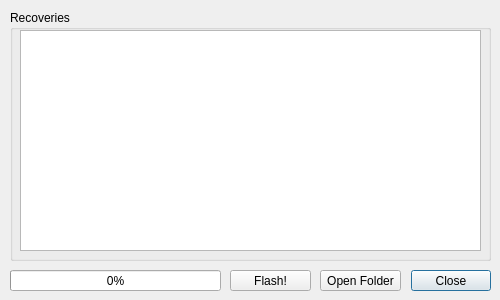
Above: AndroidMultiTool/dialogrecovery.ui from lexpaval/LxMultiTool before the change. Below: the same form after it.
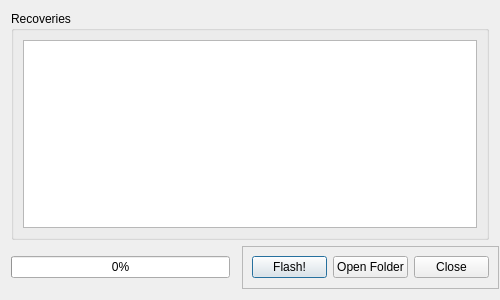
That is the form after the change. Icons and pictures are not drawn.

Commit message:
[all] Use layouts
Better UI cohesion and all menus with tables can now be resized.

Diff of the .ui file:
```diff
--- a/AndroidMultiTool/dialogrecovery.ui
+++ b/AndroidMultiTool/dialogrecovery.ui
@@ -18,49 +18,24 @@
   </property>
   <property name="maximumSize">
    <size>
-    <width>500</width>
-    <height>300</height>
+    <width>800</width>
+    <height>600</height>
    </size>
   </property>
   <property name="windowTitle">
    <string>Recovery Menu</string>
   </property>
-  <widget class="QDialogButtonBox" name="buttonBox">
-   <property name="geometry">
-    <rect>
-     <x>410</x>
-     <y>270</y>
-     <width>81</width>
-     <height>21</height>
-    </rect>
-   </property>
-   <property name="toolTip">
-    <string>&lt;html&gt;&lt;head/&gt;&lt;body&gt;&lt;p&gt;Close this window.&lt;/p&gt;&lt;/body&gt;&lt;/html&gt;</string>
-   </property>
-   <property name="whatsThis">
-    <string>&lt;html&gt;&lt;head/&gt;&lt;body&gt;&lt;p&gt;Close this dialog without doing anything.&lt;/p&gt;&lt;/body&gt;&lt;/html&gt;</string>
-   </property>
-   <property name="orientation">
-    <enum>Qt::Horizontal</enum>
-   </property>
-   <property name="standardButtons">
-    <set>QDialogButtonBox::Close</set>
-   </property>
-   <property name="centerButtons">
-    <bool>true</bool>
-   </property>
-  </widget>
+  <layout class="QGridLayout" name="gridLayout_2">
+   <item row="1" column="0">
   <widget class="QProgressBar" name="progressBar">
    <property name="enabled">
     <bool>true</bool>
    </property>
-   <property name="geometry">
-    <rect>
-     <x>10</x>
-     <y>270</y>
-     <width>211</width>
+     <property name="minimumSize">
+      <size>
+       <width>219</width>
      <height>21</height>
-    </rect>
+      </size>
    </property>
    <property name="toolTip">
     <string>&lt;html&gt;&lt;head/&gt;&lt;body&gt;&lt;p&gt;Shows the progress of the command.&lt;/p&gt;&lt;/body&gt;&lt;/html&gt;</string>
@@ -81,62 +56,15 @@
     <string>%p%</string>
    </property>
   </widget>
-  <widget class="QPushButton" name="flashButton">
-   <property name="geometry">
-    <rect>
-     <x>230</x>
-     <y>270</y>
-     <width>81</width>
-     <height>21</height>
-    </rect>
-   </property>
-   <property name="toolTip">
-    <string>&lt;html&gt;&lt;head/&gt;&lt;body&gt;&lt;p&gt;Start the flashing process.&lt;/p&gt;&lt;/body&gt;&lt;/html&gt;</string>
-   </property>
-   <property name="whatsThis">
-    <string>&lt;html&gt;&lt;head/&gt;&lt;body&gt;&lt;p&gt;By clicking this button you start the flasing process, you cannot go back after clicking this and MUST not kill the process while flashing!&lt;/p&gt;&lt;/body&gt;&lt;/html&gt;</string>
-   </property>
-   <property name="autoFillBackground">
-    <bool>false</bool>
-   </property>
-   <property name="text">
-    <string>Flash!</string>
-   </property>
-   <property name="icon">
-    <iconset resource="icons.qrc">
-     <normaloff>:/Icons/recovery.png</normaloff>:/Icons/recovery.png</iconset>
-   </property>
-   <property name="iconSize">
-    <size>
-     <width>15</width>
-     <height>15</height>
-    </size>
-   </property>
-   <property name="flat">
-    <bool>false</bool>
-   </property>
-  </widget>
+   </item>
+   <item row="0" column="0" colspan="3">
   <widget class="QGroupBox" name="groupBox">
-   <property name="geometry">
-    <rect>
-     <x>10</x>
-     <y>10</y>
-     <width>481</width>
-     <height>251</height>
-    </rect>
-   </property>
    <property name="title">
     <string>Recoveries</string>
    </property>
+     <layout class="QGridLayout" name="gridLayout">
+      <item row="0" column="0">
    <widget class="QTableWidget" name="tableWidget">
-    <property name="geometry">
-     <rect>
-      <x>10</x>
-      <y>20</y>
-      <width>461</width>
-      <height>221</height>
-     </rect>
-    </property>
     <property name="editTriggers">
      <set>QAbstractItemView::NoEditTriggers</set>
     </property>
@@ -156,16 +84,62 @@
      <bool>false</bool>
     </attribute>
    </widget>
-  </widget>
+      </item>
+     </layout>
+    </widget>
+   </item>
+   <item row="1" column="2">
+    <widget class="QFrame" name="frame">
+     <property name="minimumSize">
+      <size>
+       <width>257</width>
+       <height>43</height>
+      </size>
+     </property>
+     <property name="maximumSize">
+      <size>
+       <width>257</width>
+       <height>43</height>
+      </size>
+     </property>
+     <property name="frameShape">
+      <enum>QFrame::StyledPanel</enum>
+     </property>
+     <property name="frameShadow">
+      <enum>QFrame::Raised</enum>
+     </property>
+     <layout class="QHBoxLayout" name="horizontalLayout">
+      <item>
+       <widget class="QPushButton" name="flashButton">
+        <property name="toolTip">
+         <string>&lt;html&gt;&lt;head/&gt;&lt;body&gt;&lt;p&gt;Start the flashing process.&lt;/p&gt;&lt;/body&gt;&lt;/html&gt;</string>
+        </property>
+        <property name="whatsThis">
+         <string>&lt;html&gt;&lt;head/&gt;&lt;body&gt;&lt;p&gt;By clicking this button you start the flasing process, you cannot go back after clicking this and MUST not kill the process while flashing!&lt;/p&gt;&lt;/body&gt;&lt;/html&gt;</string>
+        </property>
+        <property name="autoFillBackground">
+         <bool>false</bool>
+        </property>
+        <property name="text">
+         <string>Flash!</string>
+        </property>
+        <property name="icon">
+         <iconset resource="icons.qrc">
+          <normaloff>:/Icons/recovery.png</normaloff>:/Icons/recovery.png</iconset>
+        </property>
+        <property name="iconSize">
+         <size>
+          <width>15</width>
+          <height>15</height>
+         </size>
+        </property>
+        <property name="flat">
+         <bool>false</bool>
+        </property>
+       </widget>
+      </item>
+      <item>
   <widget class="QPushButton" name="exploreButton">
-   <property name="geometry">
-    <rect>
-     <x>320</x>
-     <y>270</y>
-     <width>81</width>
-     <height>21</height>
-    </rect>
-   </property>
    <property name="toolTip">
     <string>&lt;html&gt;&lt;head/&gt;&lt;body&gt;&lt;p&gt;Open the folder containing the recoveries.&lt;/p&gt;&lt;/body&gt;&lt;/html&gt;</string>
    </property>
@@ -173,6 +147,43 @@
     <string>Open Folder</string>
    </property>
   </widget>
+      </item>
+      <item>
+       <widget class="QDialogButtonBox" name="buttonBox">
+        <property name="toolTip">
+         <string>&lt;html&gt;&lt;head/&gt;&lt;body&gt;&lt;p&gt;Close this window.&lt;/p&gt;&lt;/body&gt;&lt;/html&gt;</string>
+        </property>
+        <property name="whatsThis">
+         <string>&lt;html&gt;&lt;head/&gt;&lt;body&gt;&lt;p&gt;Close this dialog without doing anything.&lt;/p&gt;&lt;/body&gt;&lt;/html&gt;</string>
+        </property>
+        <property name="orientation">
+         <enum>Qt::Horizontal</enum>
+        </property>
+        <property name="standardButtons">
+         <set>QDialogButtonBox::Close</set>
+        </property>
+        <property name="centerButtons">
+         <bool>true</bool>
+        </property>
+       </widget>
+      </item>
+     </layout>
+    </widget>
+   </item>
+   <item row="1" column="1">
+    <spacer name="horizontalSpacer">
+     <property name="orientation">
+      <enum>Qt::Horizontal</enum>
+     </property>
+     <property name="sizeHint" stdset="0">
+      <size>
+       <width>40</width>
+       <height>20</height>
+      </size>
+     </property>
+    </spacer>
+   </item>
+  </layout>
  </widget>
  <tabstops>
   <tabstop>flashButton</tabstop>
```
Lines whose indentation alone changed are shown as unchanged. The commit also changes 8 other files.
